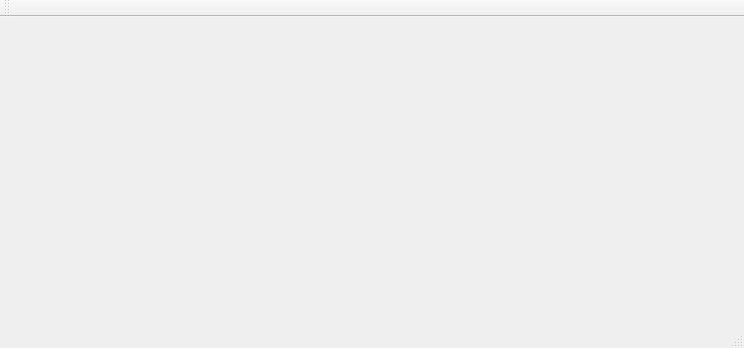
InsertnameEx3/diagram_creator, file mainwindow.ui: the form before one commit.
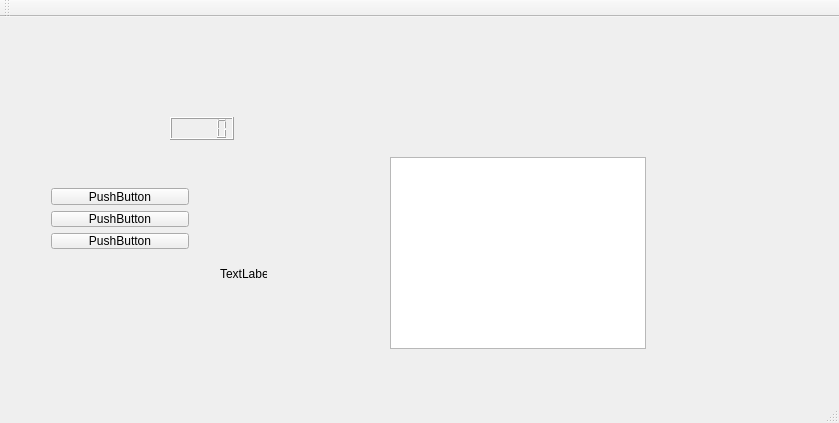
The form after the commit.

Commit message: deleted:    UML_Creator.pro.user 	modified:   mainwindow.cpp 	modified:   mainwindow.ui

```diff
--- a/mainwindow.ui
+++ b/mainwindow.ui
@@ -6,14 +6,81 @@
    <rect>
     <x>0</x>
     <y>0</y>
-    <width>744</width>
-    <height>348</height>
+    <width>839</width>
+    <height>423</height>
    </rect>
   </property>
   <property name="windowTitle">
    <string>MainWindow</string>
   </property>
-  <widget class="QWidget" name="centralWidget"/>
+  <widget class="QWidget" name="centralWidget">
+   <widget class="QColumnView" name="columnView">
+    <property name="geometry">
+     <rect>
+      <x>390</x>
+      <y>140</y>
+      <width>256</width>
+      <height>192</height>
+     </rect>
+    </property>
+   </widget>
+   <widget class="QWidget" name="verticalLayoutWidget">
+    <property name="geometry">
+     <rect>
+      <x>40</x>
+      <y>160</y>
+      <width>160</width>
+      <height>83</height>
+     </rect>
+    </property>
+    <layout class="QVBoxLayout" name="verticalLayout">
+     <item>
+      <widget class="QPushButton" name="pushButton">
+       <property name="text">
+        <string>PushButton</string>
+       </property>
+      </widget>
+     </item>
+     <item>
+      <widget class="QPushButton" name="pushButton_2">
+       <property name="text">
+        <string>PushButton</string>
+       </property>
+      </widget>
+     </item>
+     <item>
+      <widget class="QPushButton" name="pushButton_3">
+       <property name="text">
+        <string>PushButton</string>
+       </property>
+      </widget>
+     </item>
+    </layout>
+   </widget>
+   <widget class="QLabel" name="label">
+    <property name="geometry">
+     <rect>
+      <x>220</x>
+      <y>250</y>
+      <width>47</width>
+      <height>13</height>
+     </rect>
+    </property>
+    <property name="text">
+     <string>TextLabel</string>
+    </property>
+   </widget>
+   <widget class="QLCDNumber" name="lcdNumber">
+    <property name="geometry">
+     <rect>
+      <x>170</x>
+      <y>100</y>
+      <width>64</width>
+      <height>23</height>
+     </rect>
+    </property>
+   </widget>
+  </widget>
   <widget class="QMenuBar" name="menuBar">
    <property name="geometry">
     <rect>
```
Left out of the diff: 2 changed lines with no effect on the pictures. The commit also changes 2 other files.
